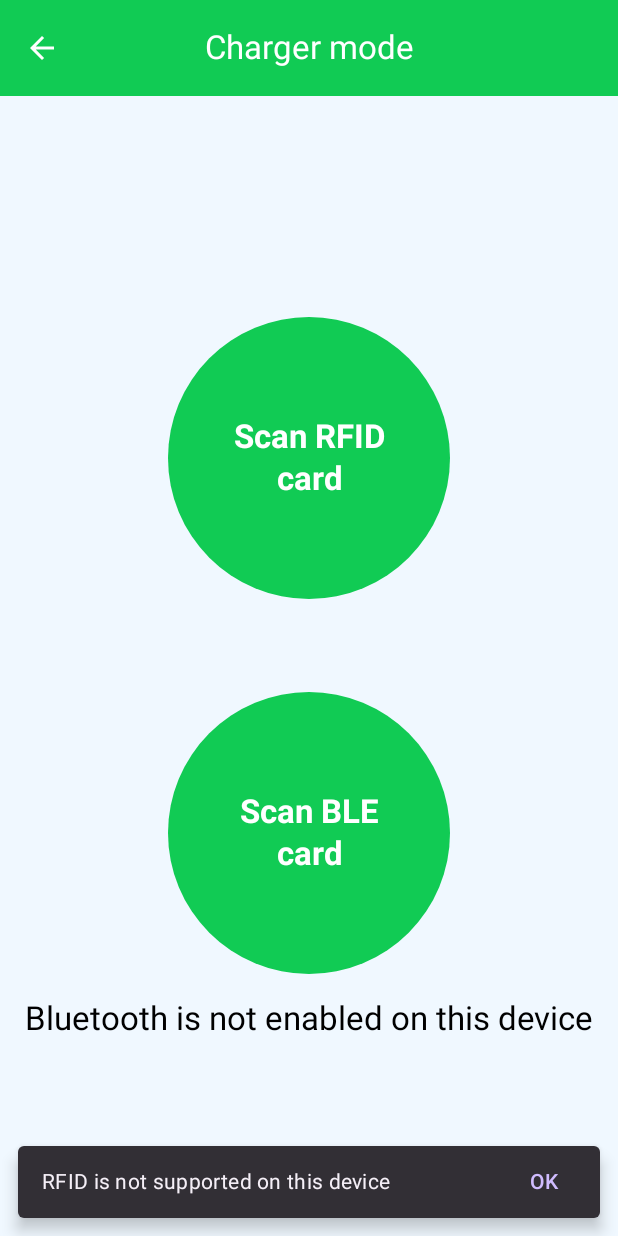
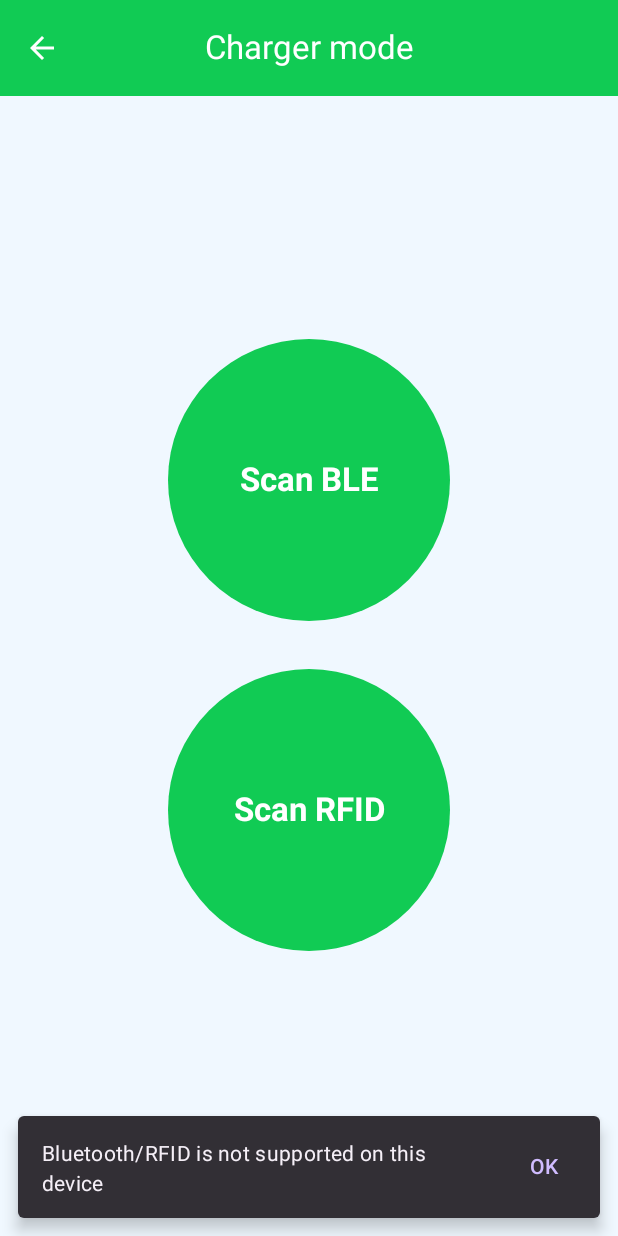
Before and after one commit to nmidzic20/WattsUp, an Android app built with Jetpack Compose: the ScanScreen screen opened through its navigation route, after a tap on "Turn on Bluetooth", on a phone screen of 412 x 824 dp. Run offline under Robolectric (Android 15) with nearby library versions, the phone set to English and light mode, and no system bars; our stand-ins replace livedata-compose; libraries missing offline, so code that uses them is left out: coil.decode; pictures from the network do not load; 2 statements that could not run were skipped; 2 other taps on this screen came first.

Commit message:
ANP-9 Changed UI ScanScreen to iterate through the list of cardManagers and display button which calls interface methods, removed BLE/RFID specific logic from ScanViewModel

```diff
--- a/android/BLE/src/main/java/hr/foi/air/wattsup/ble/BLEManager.kt
+++ b/android/BLE/src/main/java/hr/foi/air/wattsup/ble/BLEManager.kt
@@ -52,6 +52,8 @@ class BLEManager(
         private const val REQUEST_PERMISSIONS_SCAN = 3
         private const val REQUEST_ENABLE_BLUETOOTH = 4
     }
+
+    override fun getName(): String = "BLE"
 
     override fun isCardSupportAvailableOnDevice(): Boolean = bluetoothAdapter != null
     override fun isCardSupportEnabledOnDevice(): Boolean = bluetoothAdapter?.isEnabled == true
--- a/android/RFID/src/main/java/hr/foi/air/wattsup/rfid/RFIDManager.kt
+++ b/android/RFID/src/main/java/hr/foi/air/wattsup/rfid/RFIDManager.kt
@@ -23,6 +23,8 @@ class RFIDManager(
     companion object {
         private const val REQUEST_ENABLE_RFID = 1
     }
+
+    override fun getName(): String = "RFID"
 
     override fun isCardSupportAvailableOnDevice(): Boolean {
         return nfcAdapter != null
@@ -69,6 +71,6 @@ class RFIDManager(
     }
 
     override fun stopScanningForCard() {
-        TODO("Not yet implemented")
+        Log.i("RFID", "Stop scan")
     }
 }
--- a/android/app/src/main/java/hr/foi/air/wattsup/screens/ScanScreen.kt
+++ b/android/app/src/main/java/hr/foi/air/wattsup/screens/ScanScreen.kt
@@ -3,10 +3,8 @@ package hr.foi.air.wattsup.screens
 import ScanViewModel
 import androidx.compose.foundation.layout.Arrangement
 import androidx.compose.foundation.layout.Column
-import androidx.compose.foundation.layout.Spacer
 import androidx.compose.foundation.layout.fillMaxHeight
 import androidx.compose.foundation.layout.fillMaxWidth
-import androidx.compose.foundation.layout.height
 import androidx.compose.foundation.layout.padding
 import androidx.compose.foundation.layout.size
 import androidx.compose.material.icons.Icons
@@ -36,7 +34,6 @@ import androidx.compose.ui.platform.LocalContext
 import androidx.compose.ui.res.stringResource
 import androidx.compose.ui.unit.dp
 import hr.foi.air.wattsup.R
-import hr.foi.air.wattsup.core.CardManager
 import hr.foi.air.wattsup.ui.component.CircleButton
 import hr.foi.air.wattsup.ui.component.TopAppBar
 import kotlinx.coroutines.launch
@@ -48,31 +45,39 @@ fun ScanScreen(onArrowBackClick: () -> Unit, onScan: () -> Unit, viewModel: Scan
     val snackbarHostState = remember { SnackbarHostState() }
     val context = LocalContext.current
     val userMessage by viewModel.userMessage.observeAsState()
+
     var bluetoothStatusMessage by remember {
-        mutableStateOf(viewModel.getBluetoothStatusMessage(false))
+        mutableStateOf(viewModel.getStatusMessage(false, viewModel.cardManagers.get(0)))
     }
     var rfidStatusMessage by remember {
-        mutableStateOf(viewModel.getRFIDStatusMessage(false))
+        mutableStateOf(viewModel.getStatusMessage(false, viewModel.cardManagers.get(1)))
     }
 
     val scanning by viewModel.scanning.observeAsState()
     val scanSuccess by viewModel.scanSuccess.observeAsState()
-    // val includeTestButton by viewModel.includeTestButton.observeAsState()
-
-    val cardManagers: List<CardManager> = listOf()
 
     LaunchedEffect(snackbarHostState) {
         scope.launch {
             val bleResult = snackbarHostState
                 .showSnackbar(
                     message = bluetoothStatusMessage,
-                    actionLabel = if (viewModel.bleManager.isCardSupportAvailableOnDevice() && !viewModel.bleManager.isCardSupportEnabledOnDevice()) "Turn on Bluetooth" else "OK",
+                    actionLabel = if (viewModel.cardManagers.get(0)
+                            .isCardSupportAvailableOnDevice() && !viewModel.cardManagers.get(0)
+                            .isCardSupportEnabledOnDevice()
+                    ) {
+                        "Turn on Bluetooth"
+                    } else {
+                        "OK"
+                    },
                     duration = SnackbarDuration.Indefinite,
                 )
             when (bleResult) {
                 SnackbarResult.ActionPerformed -> {
-                    if (viewModel.bleManager.isCardSupportAvailableOnDevice() && !viewModel.bleManager.isCardSupportEnabledOnDevice()) {
-                        viewModel.bleManager.showEnableCardSupportOption(context)
+                    if (viewModel.cardManagers.get(0)
+                            .isCardSupportAvailableOnDevice() && !viewModel.cardManagers.get(0)
+                            .isCardSupportEnabledOnDevice()
+                    ) {
+                        viewModel.cardManagers.get(0).showEnableCardSupportOption(context)
                     }
                 }
 
@@ -82,13 +87,23 @@ fun ScanScreen(onArrowBackClick: () -> Unit, onScan: () -> Unit, viewModel: Scan
 
             val rfidResult = snackbarHostState.showSnackbar(
                 message = rfidStatusMessage.toString(),
-                actionLabel = if (viewModel.rfidManager.isCardSupportAvailableOnDevice() && !viewModel.rfidManager.isCardSupportEnabledOnDevice()) "Enable RFID/NFC" else "OK",
+                actionLabel = if (viewModel.cardManagers.get(1)
+                        .isCardSupportAvailableOnDevice() && !viewModel.cardManagers.get(1)
+                        .isCardSupportEnabledOnDevice()
+                ) {
+                    "Enable RFID/NFC"
+                } else {
+                    "OK"
+                },
                 duration = SnackbarDuration.Indefinite,
             )
             when (rfidResult) {
                 SnackbarResult.ActionPerformed -> {
-                    if (viewModel.rfidManager.isCardSupportAvailableOnDevice() && !viewModel.rfidManager.isCardSupportEnabledOnDevice()) {
-                        viewModel.rfidManager.showEnableCardSupportOption(context)
+                    if (viewModel.cardManagers.get(1)
+                            .isCardSupportAvailableOnDevice() && !viewModel.cardManagers.get(1)
+                            .isCardSupportEnabledOnDevice()
+                    ) {
+                        viewModel.cardManagers.get(1).showEnableCardSupportOption(context)
                     }
                 }
 
@@ -130,56 +145,19 @@ fun ScanScreen(onArrowBackClick: () -> Unit, onScan: () -> Unit, viewModel: Scan
                 verticalArrangement = Arrangement.Center,
             ) {
                 if (!scanning!! && !scanSuccess!!) {
-                    /*cardManagers.forEach {
+                    viewModel.cardManagers.forEach { cardManager ->
                         CircleButton(
-                            "Scan card",
+                            "Scan ${cardManager.getName()}",
                             {
-                                viewModel.startBLEScanning(onScan)
+                                viewModel.startScanning(cardManager, onScan)
                             },
                             null,
                             null,
                             Modifier.size(220.dp)
                                 .padding(16.dp),
                         )
-                    }*/
-
-                    CircleButton(
-                        "Scan RFID card",
-                        {
-                            viewModel.startRFIDScanning(onScan)
-                        },
-                        null,
-                        null,
-                        Modifier.size(220.dp)
-                            .padding(16.dp),
-                    )
-                    Spacer(
-                        modifier = Modifier.height(30.dp),
-                    )
-                    CircleButton(
-                        "Scan BLE card",
-                        {
-                            viewModel.startBLEScanning(onScan)
-                        },
-                        null,
-                        null,
-                        Modifier.size(220.dp)
-                            .padding(16.dp),
-                    )
-                } /*else {
-                    // This button is only for testing purposes in place of touching the phone
-                    // with a real RFID card, will be replaced with logic to detect RFID cards
-                    // once we can test with them
-                    if (includeTestButton == true) {
-                        Button(
-                            content = { Text(text = "Click for successful scan or wait 5 seconds") },
-                            onClick = {
-                                viewModel.cancelRFIDScanAttempt(onScan)
-                            },
-                            modifier = Modifier.padding(vertical = 30.dp),
-                        )
                     }
-                }*/
+                }
                 Text(
                     text = if (!scanning!!) {
                         userMessage!!
--- a/android/core/src/main/java/hr/foi/air/wattsup/core/CardManager.kt
+++ b/android/core/src/main/java/hr/foi/air/wattsup/core/CardManager.kt
@@ -4,6 +4,7 @@ import android.content.Context
 
 interface CardManager {
     fun initialize()
+    fun getName(): String
     fun isCardSupportAvailableOnDevice(): Boolean
     fun isCardSupportEnabledOnDevice(): Boolean
     fun showEnableCardSupportOption(context: Context)
```
Also changed, not shown: android/app/src/main/java/hr/foi/air/wattsup/viewmodels/ScanViewModel.kt (+42 -117 lines).
